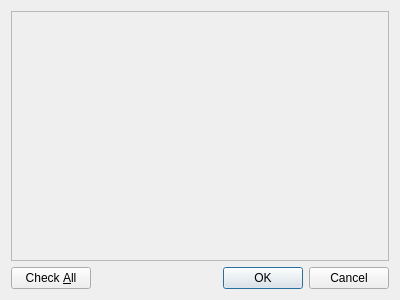
Qt form libs/pre/datamodel/preprocessorgridattributecustommappingdialog.ui (i-RIC/prepost-gui) before a commit.
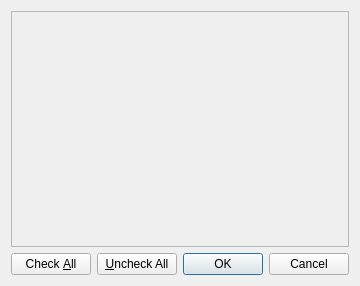
The same form after that commit.

Commit message: Bug fix: "Check all" button exists, but "Uncheck all" button does not exists.

What changed in the file:
```diff
--- a/libs/pre/datamodel/preprocessorgridattributecustommappingdialog.ui
+++ b/libs/pre/datamodel/preprocessorgridattributecustommappingdialog.ui
@@ -6,8 +6,8 @@
    <rect>
     <x>0</x>
     <y>0</y>
-    <width>400</width>
-    <height>300</height>
+    <width>354</width>
+    <height>286</height>
    </rect>
   </property>
   <property name="windowTitle">
@@ -24,8 +24,8 @@
        <rect>
         <x>0</x>
         <y>0</y>
-        <width>373</width>
-        <height>241</height>
+        <width>334</width>
+        <height>235</height>
        </rect>
       </property>
      </widget>
@@ -40,6 +40,26 @@
        </property>
       </widget>
      </item>
+     <item>
+      <widget class="QPushButton" name="uncheckAllButton">
+       <property name="text">
+        <string>&amp;Uncheck All</string>
+       </property>
+      </widget>
+     </item>
+     <item>
+      <spacer name="horizontalSpacer">
+       <property name="orientation">
+        <enum>Qt::Horizontal</enum>
+       </property>
+       <property name="sizeHint" stdset="0">
+        <size>
+         <width>40</width>
+         <height>20</height>
+        </size>
+       </property>
+      </spacer>
+     </item>
      <item>
       <widget class="QDialogButtonBox" name="buttonBox">
        <property name="orientation">
```
The commit also changes 2 other files.
